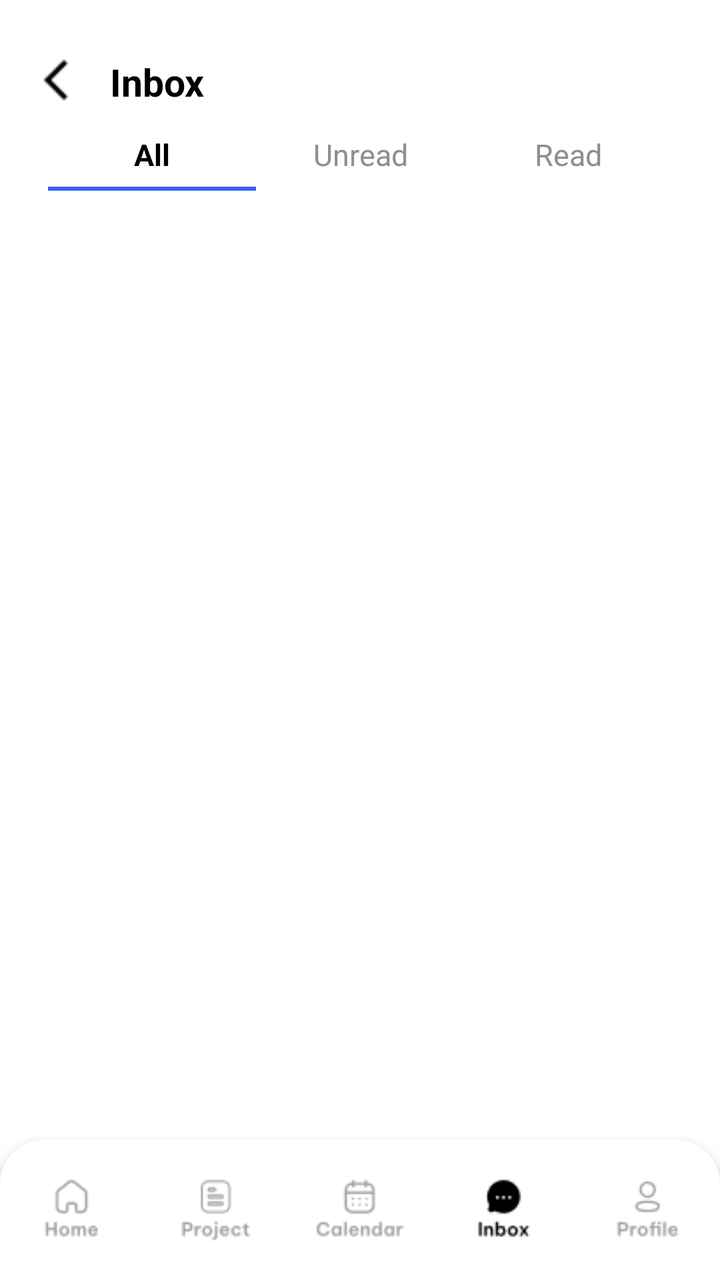
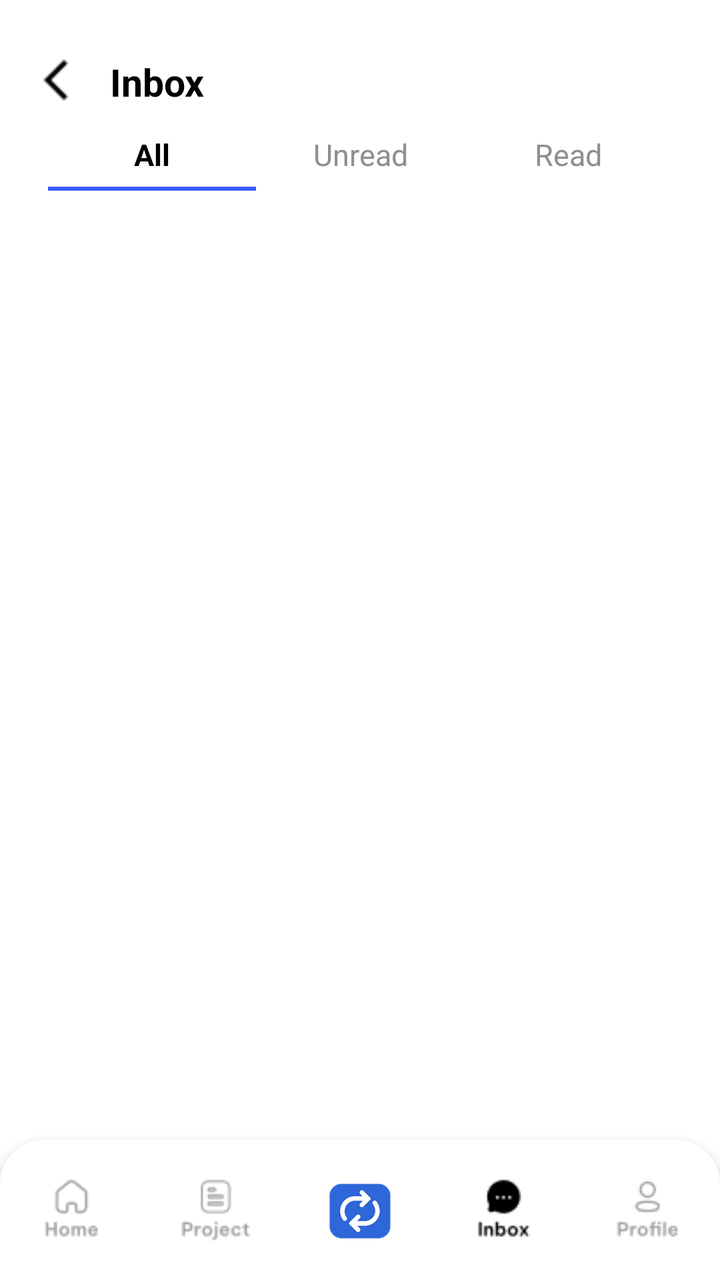

An Android layout rendered at two revisions. The XML below is the earlier revision; the diff shows what the commit changed to produce the second picture.
<!-- AndroidManifest.xml: application theme Theme.Teamflow -->
<!-- res/layout/activity_inbox_all.xml -->
<?xml version="1.0" encoding="utf-8"?>
<RelativeLayout xmlns:android="http://schemas.android.com/apk/res/android"
    xmlns:app="http://schemas.android.com/apk/res-auto"
    xmlns:tools="http://schemas.android.com/tools"
    android:layout_width="match_parent"
    android:layout_height="match_parent"
    android:background="@color/white"
    android:paddingTop="15dp"
    tools:context=".inbox_all">

    
    <RelativeLayout
        android:id="@+id/topBar"
        android:layout_width="match_parent"
        android:layout_height="52dp"
        android:paddingStart="16dp"
        android:paddingEnd="16dp"
        android:gravity="center_vertical">

        <ImageView
            android:id="@+id/backArrow"
            android:layout_width="24dp"
            android:layout_height="24dp"
            android:src="@drawable/back_arrow_head"
            android:layout_alignParentStart="true" />

        <TextView
            android:id="@+id/title"
            android:layout_width="wrap_content"
            android:layout_height="wrap_content"
            android:layout_toEndOf="@id/backArrow"
            android:layout_marginLeft="15dp"
            android:text="Inbox"
            android:textColor="@color/black"
            android:textSize="19sp"
            android:textStyle="bold" />
    </RelativeLayout>

    
    <LinearLayout
        android:id="@+id/tabLayout"
        android:layout_below="@id/topBar"
        android:layout_width="match_parent"
        android:layout_height="wrap_content"
        android:orientation="horizontal"
        android:gravity="center"
        android:paddingHorizontal="24dp">

        <TextView
            android:id="@+id/tabAll"
            android:layout_width="0dp"
            android:layout_height="wrap_content"
            android:layout_weight="1"
            android:gravity="center"
            android:text="All"
            android:textColor="@color/black"
            android:textStyle="bold"
            android:textSize="15sp" />

        <TextView
            android:id="@+id/tabUnread"
            android:layout_width="0dp"
            android:layout_height="wrap_content"
            android:layout_weight="1"
            android:gravity="center"
            android:text="Unread"
            android:textColor="@color/textgrey"
            android:textSize="15sp" />

        <TextView
            android:id="@+id/tabRead"
            android:layout_width="0dp"
            android:layout_height="wrap_content"
            android:layout_weight="1"
            android:gravity="center"
            android:text="Read"
            android:textColor="@color/textgrey"
            android:textSize="15sp" />
    </LinearLayout>

    
    <LinearLayout
        android:id="@+id/tabUnderlineRow"
        android:layout_width="match_parent"
        android:layout_height="2dp"
        android:layout_below="@id/tabLayout"
        android:layout_marginTop="6dp"
        android:paddingHorizontal="24dp"
        android:orientation="horizontal"
        android:weightSum="3">

        <View
            android:layout_width="0dp"
            android:layout_height="match_parent"
            android:layout_weight="1"
            android:background="@color/bluebg" />

        <View
            android:layout_width="0dp"
            android:layout_height="match_parent"
            android:layout_weight="1"
            android:background="@android:color/transparent" />

        <View
            android:layout_width="0dp"
            android:layout_height="match_parent"
            android:layout_weight="1"
            android:background="@android:color/transparent" />
    </LinearLayout>

    
    <androidx.recyclerview.widget.RecyclerView
        android:id="@+id/rvConversations"
        android:layout_width="match_parent"
        android:layout_height="match_parent"
        android:layout_below="@id/tabUnderlineRow"
        android:layout_above="@id/bottomNav"
        android:paddingHorizontal="20dp"
        android:paddingTop="10dp"
        android:clipToPadding="false" />

    
    <LinearLayout
        android:id="@+id/bottomNav"
        android:layout_alignParentBottom="true"
        android:layout_width="match_parent"
        android:layout_height="70dp"
        android:orientation="horizontal"
        android:weightSum="5"
        android:background="@drawable/bg_bottom_nav_round"
        android:elevation="8dp"
        android:paddingVertical="8dp">

        <LinearLayout 
            android:id="@+id/navHome"
            android:layout_width="0dp" 
            android:layout_height="match_parent" 
            android:layout_weight="1" 
            android:gravity="center">
            <ImageView 
                android:layout_width="match_parent" 
                android:layout_height="match_parent" 
                android:layout_margin="10dp" 
                android:src="@drawable/home_unselect"/>
        </LinearLayout>

        <LinearLayout 
            android:id="@+id/navProjects"
            android:layout_width="0dp" 
            android:layout_height="match_parent" 
            android:layout_weight="1" 
            android:gravity="center">
            <ImageView 
                android:layout_width="match_parent" 
                android:layout_height="match_parent" 
                android:layout_margin="10dp" 
                android:src="@drawable/project_unselect"/>
        </LinearLayout>

        <LinearLayout 
            android:id="@+id/navCalendar"
            android:layout_width="0dp" 
            android:layout_height="match_parent" 
            android:layout_weight="1" 
            android:gravity="center">
            <ImageView 
                android:layout_width="match_parent" 
                android:layout_height="match_parent" 
                android:layout_margin="10dp" 
                android:src="@drawable/calendar_unselect"/>
        </LinearLayout>

        <LinearLayout 
            android:id="@+id/navInbox"
            android:layout_width="0dp" 
            android:layout_height="match_parent" 
            android:layout_weight="1" 
            android:gravity="center">
            <ImageView 
                android:layout_width="match_parent" 
                android:layout_height="match_parent" 
                android:layout_margin="10dp" 
                android:src="@drawable/inbox_selected"/>
        </LinearLayout>

        <LinearLayout 
            android:id="@+id/navProfile"
            android:layout_width="0dp" 
            android:layout_height="match_parent" 
            android:layout_weight="1" 
            android:gravity="center">
            <ImageView 
                android:layout_width="match_parent" 
                android:layout_height="match_parent" 
                android:layout_margin="10dp" 
                android:src="@drawable/profile_unselect"/>
        </LinearLayout>
    </LinearLayout>

</RelativeLayout>
<!-- resources referenced by this layout -->
<resources>
  <color name="black">#FF000000</color>
  <color name="bluebg">#375DFB</color>
  <color name="textgrey">#8E8E93</color>
  <color name="white">#FFFFFFFF</color>
  <!-- drawable back_arrow_head: png bitmap (drawable, 210 bytes) -->
  <!-- drawable bg_bottom_nav_round (drawable) -->
  <?xml version="1.0" encoding="utf-8"?>
  <shape xmlns:android="http://schemas.android.com/apk/res/android">
      <corners android:topLeftRadius="22dp" android:topRightRadius="22dp" />
      <solid android:color="@color/white" />
  </shape>
  <!-- drawable calendar_unselect: png bitmap (drawable, 1151 bytes) -->
  <!-- drawable home_unselect: png bitmap (drawable, 898 bytes) -->
  <!-- drawable inbox_selected: png bitmap (drawable, 603 bytes) -->
  <!-- drawable profile_unselect: png bitmap (drawable, 1003 bytes) -->
  <!-- drawable project_unselect: png bitmap (drawable, 1091 bytes) -->
  <style name="Theme.Teamflow" parent="Base.Theme.Teamflow" />
  <style name="Base.Theme.Teamflow" parent="Theme.Material3.DayNight.NoActionBar">
          
         <item name="colorPrimary">#2F6CE5</item>
      </style>
</resources>

<!-- the commit's change to res/layout/activity_inbox_all.xml (unified diff, before → after) -->
@@ -167,7 +167,7 @@
                 android:layout_width="match_parent" 
                 android:layout_height="match_parent" 
                 android:layout_margin="10dp" 
-                android:src="@drawable/calendar_unselect"/>
+                android:src="@drawable/logo_main"/>
         </LinearLayout>
 
         <LinearLayout 
<!-- resource entries referenced after the edit -->
@@ -11,9 +11,9 @@
       <corners android:topLeftRadius="22dp" android:topRightRadius="22dp" />
       <solid android:color="@color/white" />
   </shape>
-  <!-- drawable calendar_unselect: png bitmap (drawable, 1151 bytes) -->
   <!-- drawable home_unselect: png bitmap (drawable, 898 bytes) -->
   <!-- drawable inbox_selected: png bitmap (drawable, 603 bytes) -->
+  <!-- drawable logo_main: png bitmap (drawable, 15760 bytes) -->
   <!-- drawable profile_unselect: png bitmap (drawable, 1003 bytes) -->
   <!-- drawable project_unselect: png bitmap (drawable, 1091 bytes) -->
   <style name="Theme.Teamflow" parent="Base.Theme.Teamflow" />
